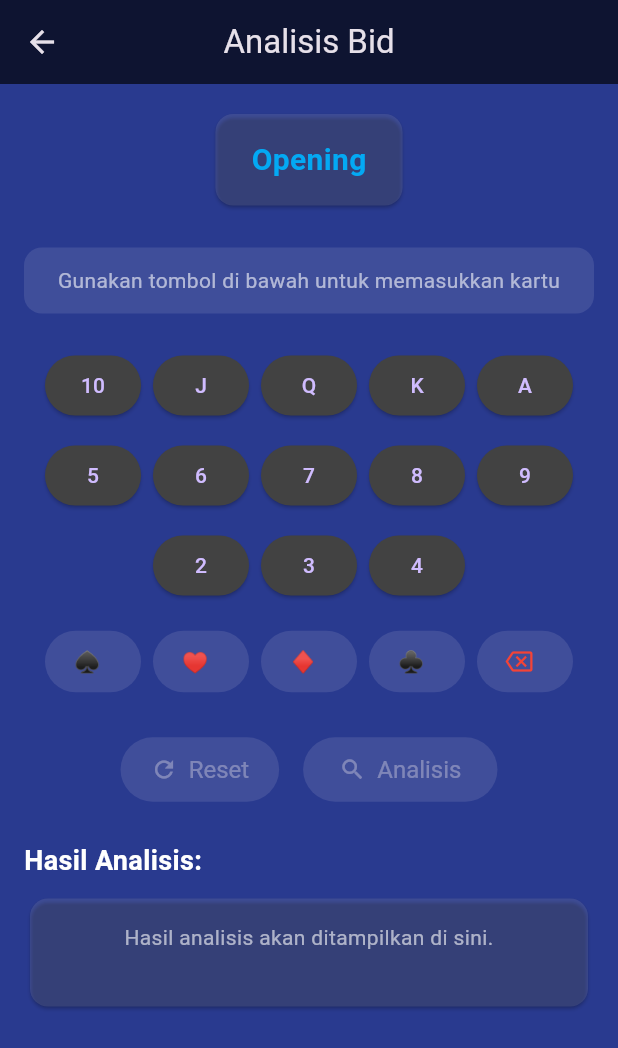
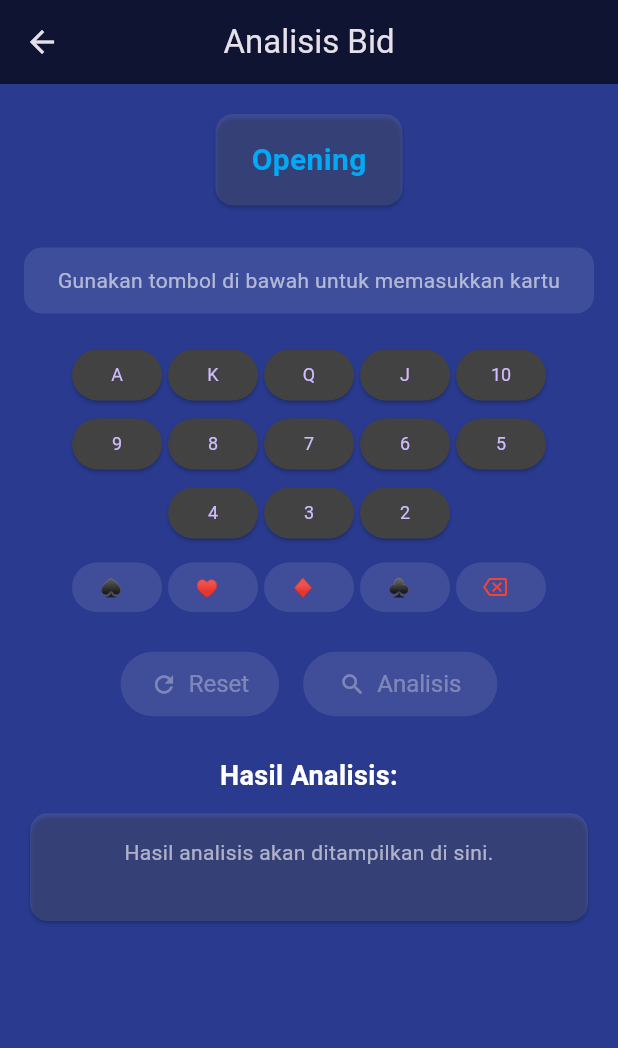
Before and after one commit to alanprayogo/bs_project, a Flutter app: the AnalisisBidPage screen opened by its route, on a phone screen of 412 x 824 dp. Shown: the top 1048 px of the screen. Run offline on Flutter 3.47's test engine with Material 3 defaults, Android fonts, the phone set to English and light mode, and no system bars.

Commit message:
refactor button styles and layout for improved UI consistency and responsiveness

```diff
--- a/lib/pages/analisis_bid.dart
+++ b/lib/pages/analisis_bid.dart
@@ -199,8 +199,8 @@ class _AnalisisBidPageState extends State<AnalisisBidPage> {
                       gridDelegate:
                           const SliverGridDelegateWithFixedCrossAxisCount(
                             crossAxisCount: 5,
-                            mainAxisSpacing: 8,
-                            crossAxisSpacing: 8,
+                            mainAxisSpacing: 6, // dikurangi dari 8
+                            crossAxisSpacing: 6, // dikurangi dari 8
                           ),
                       itemCount:
                           _cards.length + (_currentCard.isNotEmpty ? 1 : 0),
@@ -213,7 +213,7 @@ class _AnalisisBidPageState extends State<AnalisisBidPage> {
                                 _cards[index],
                                 style: const TextStyle(
                                   color: Colors.white,
-                                  fontSize: 16,
+                                  fontSize: 14, // dikurangi dari 16
                                 ),
                               ),
                             ),
@@ -226,7 +226,7 @@ class _AnalisisBidPageState extends State<AnalisisBidPage> {
                                 _currentCard,
                                 style: const TextStyle(
                                   color: Colors.white,
-                                  fontSize: 16,
+                                  fontSize: 14, // dikurangi dari 16
                                   fontWeight: FontWeight.bold,
                                 ),
                               ),
@@ -248,13 +248,18 @@ class _AnalisisBidPageState extends State<AnalisisBidPage> {
                   mainAxisAlignment: MainAxisAlignment.center,
                   children: _ranks
                       .where((r) => ['A', 'K', 'Q', 'J', '10'].contains(r))
-                      .toList()
-                      .reversed
+                      // .toList()
+                      // .reversed
                       .map((rank) {
                         bool isDisabled =
                             _currentCard.isNotEmpty || _cards.length >= 13;
                         return Padding(
-                          padding: const EdgeInsets.symmetric(horizontal: 4.0),
+                          padding: const EdgeInsets.symmetric(
+                            horizontal: 2.0,
+                          ), // dikurangi dari 4.0
+                          child: SizedBox(
+                            width:
+                                60, // tambahkan lebar tetap untuk memperkecil tombol
                             child: ElevatedButton(
                               onPressed: isDisabled
                                   ? null
@@ -264,11 +269,18 @@ class _AnalisisBidPageState extends State<AnalisisBidPage> {
                                     ? Colors.grey[600]
                                     : Colors.grey[800],
                                 padding: const EdgeInsets.symmetric(
-                                horizontal: 12,
-                                vertical: 10,
+                                  horizontal: 8, // dikurangi dari 12
+                                  vertical: 10, // dikurangi dari 10
                                 ),
+                                textStyle: const TextStyle(
+                                  fontSize: 12,
+                                ), // font size lebih kecil
+                                minimumSize: Size
+                                    .zero, // untuk ukuran tombol lebih compact
+                                tapTargetSize: MaterialTapTargetSize.shrinkWrap,
                               ),
                               child: Text(rank),
+                            ),
                           ),
                         );
                       })
@@ -282,13 +294,17 @@ class _AnalisisBidPageState extends State<AnalisisBidPage> {
                   mainAxisAlignment: MainAxisAlignment.center,
                   children: _ranks
                       .where((r) => ['9', '8', '7', '6', '5'].contains(r))
-                      .toList()
-                      .reversed
+                      // .toList()
+                      // .reversed
                       .map((rank) {
                         bool isDisabled =
                             _currentCard.isNotEmpty || _cards.length >= 13;
                         return Padding(
-                          padding: const EdgeInsets.symmetric(horizontal: 4.0),
+                          padding: const EdgeInsets.symmetric(
+                            horizontal: 2.0,
+                          ), // dikurangi
+                          child: SizedBox(
+                            width: 60, // lebar tetap
                             child: ElevatedButton(
                               onPressed: isDisabled
                                   ? null
@@ -298,11 +314,17 @@ class _AnalisisBidPageState extends State<AnalisisBidPage> {
                                     ? Colors.grey[600]
                                     : Colors.grey[800],
                                 padding: const EdgeInsets.symmetric(
-                                horizontal: 12,
-                                vertical: 10,
+                                  horizontal: 8, // dikurangi
+                                  vertical: 10, // dikurangi
                                 ),
+                                textStyle: const TextStyle(
+                                  fontSize: 12,
+                                ), // font lebih kecil
+                                minimumSize: Size.zero,
+                                tapTargetSize: MaterialTapTargetSize.shrinkWrap,
                               ),
                               child: Text(rank),
+                            ),
                           ),
                         );
                       })
@@ -316,13 +338,18 @@ class _AnalisisBidPageState extends State<AnalisisBidPage> {
                   mainAxisAlignment: MainAxisAlignment.center,
                   children: _ranks
                       .where((r) => ['4', '3', '2'].contains(r))
-                      .toList()
-                      .reversed
+                      // .toList()
+                      // .reversed
                       .map((rank) {
                         bool isDisabled =
                             _currentCard.isNotEmpty || _cards.length >= 13;
                         return Padding(
-                          padding: const EdgeInsets.symmetric(horizontal: 4.0),
+                          padding: const EdgeInsets.symmetric(
+                            horizontal: 2.0,
+                          ), // dikurangi dari 4.0
+                          child: SizedBox(
+                            width:
+                                60, // lebar tetap untuk ukuran tombol lebih kecil
                             child: ElevatedButton(
                               onPressed: isDisabled
                                   ? null
@@ -332,11 +359,18 @@ class _AnalisisBidPageState extends State<AnalisisBidPage> {
                                     ? Colors.grey[600]
                                     : Colors.grey[800],
                                 padding: const EdgeInsets.symmetric(
-                                horizontal: 12,
-                                vertical: 10,
+                                  horizontal: 8, // dikurangi dari 12
+                                  vertical: 10, // dikurangi dari 10
                                 ),
+                                textStyle: const TextStyle(
+                                  fontSize: 12,
+                                ), // font size lebih kecil
+                                minimumSize:
+                                    Size.zero, // agar tombol lebih compact
+                                tapTargetSize: MaterialTapTargetSize.shrinkWrap,
                               ),
                               child: Text(rank),
+                            ),
                           ),
                         );
                       })
@@ -354,15 +388,20 @@ class _AnalisisBidPageState extends State<AnalisisBidPage> {
                 ..._suits.map((suit) {
                   bool isDisabled = _currentCard.isEmpty || _cards.length >= 13;
                   return Padding(
-                    padding: const EdgeInsets.symmetric(horizontal: 4.0),
+                    padding: const EdgeInsets.symmetric(
+                      horizontal: 2.0,
+                    ), // dikurangi dari 4.0
+                    child: SizedBox(
+                      width: 60, // lebar tetap untuk ukuran tombol lebih kecil
                       child: ElevatedButton.icon(
                         onPressed: isDisabled ? null : () => _addCardPart(suit),
                         icon: Text(
                           suit,
                           style: TextStyle(
                             color: suit == '♥' || suit == '♦'
-                              ? Colors.red
-                              : Colors.white,
+                                ? Colors.grey[600]
+                                : Colors.grey[800],
+                            fontSize: 12, // font size lebih kecil
                           ),
                         ),
                         label: const Text(''),
@@ -371,8 +410,11 @@ class _AnalisisBidPageState extends State<AnalisisBidPage> {
                               ? Colors.grey[600]
                               : Colors.grey[800],
                           padding: const EdgeInsets.symmetric(
-                          horizontal: 12,
-                          vertical: 10,
+                            horizontal: 6, // dikurangi dari 12
+                            vertical: 6, // dikurangi dari 10
+                          ),
+                          minimumSize: Size.zero,
+                          tapTargetSize: MaterialTapTargetSize.shrinkWrap,
                         ),
                       ),
                     ),
@@ -381,7 +423,11 @@ class _AnalisisBidPageState extends State<AnalisisBidPage> {
 
                 // Tombol Delete
                 Padding(
-                  padding: const EdgeInsets.symmetric(horizontal: 4.0),
+                  padding: const EdgeInsets.symmetric(
+                    horizontal: 2.0,
+                  ), // dikurangi dari 4.0
+                  child: SizedBox(
+                    width: 60, // lebar tetap
                     child: ElevatedButton.icon(
                       onPressed: _cards.isNotEmpty || _currentCard.isNotEmpty
                           ? _deleteLast
@@ -389,17 +435,21 @@ class _AnalisisBidPageState extends State<AnalisisBidPage> {
                       icon: const Icon(
                         Icons.backspace_outlined,
                         color: Colors.red,
+                        size: 16, // ukuran ikon disesuaikan
                       ),
                       label: const Text(''),
                       style: ElevatedButton.styleFrom(
                         backgroundColor:
                             (_cards.isNotEmpty || _currentCard.isNotEmpty)
-                          ? Colors.red[200]
-                          : Colors.grey[600],
+                            ? Colors.red[800]
+                            : Colors.grey[800],
                         foregroundColor: Colors.black,
                         padding: const EdgeInsets.symmetric(
-                        horizontal: 12,
-                        vertical: 10,
+                          horizontal: 6, // dikurangi dari 12
+                          vertical: 6, // dikurangi dari 10
+                        ),
+                        minimumSize: Size.zero,
+                        tapTargetSize: MaterialTapTargetSize.shrinkWrap,
                       ),
                     ),
                   ),
@@ -467,12 +517,15 @@ class _AnalisisBidPageState extends State<AnalisisBidPage> {
             const SizedBox(height: 24),
 
             // Hasil Analisis
-            const Text(
+            Center(
+              child: Text(
                 'Hasil Analisis:',
-              style: TextStyle(
+                textAlign: TextAlign.center,
+                style: const TextStyle(
                   fontSize: 18,
                   fontWeight: FontWeight.bold,
                   color: Colors.white,
+                ),
               ),
             ),
             const SizedBox(height: 8),
```
Lines whose indentation alone changed are shown as unchanged.
